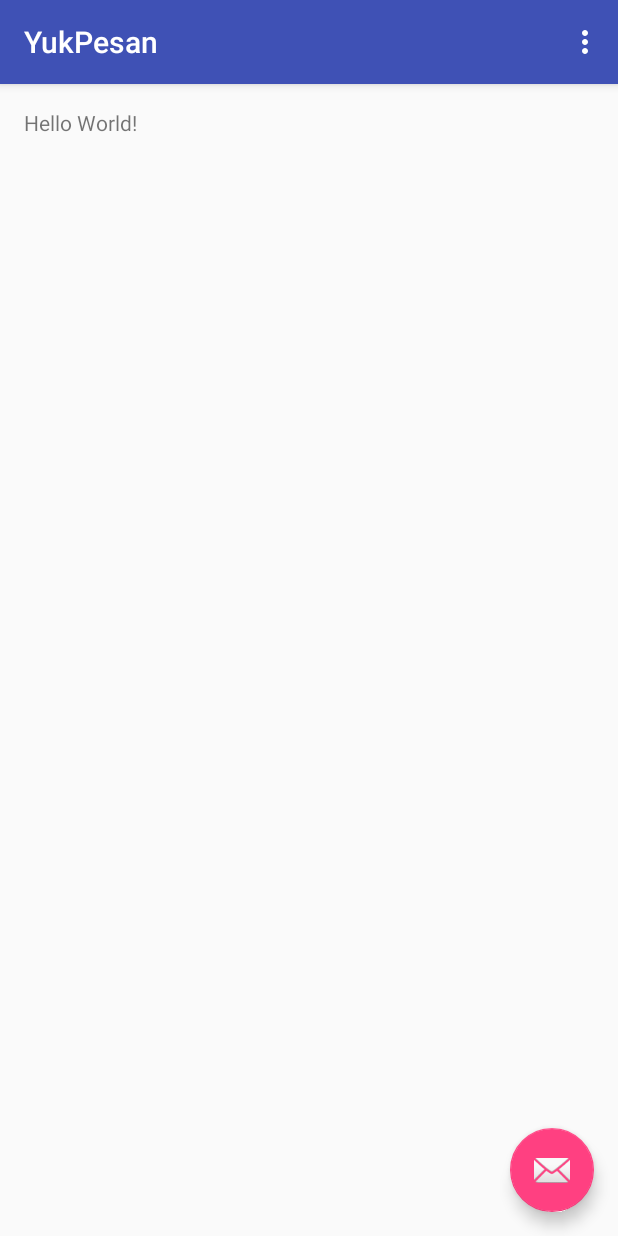
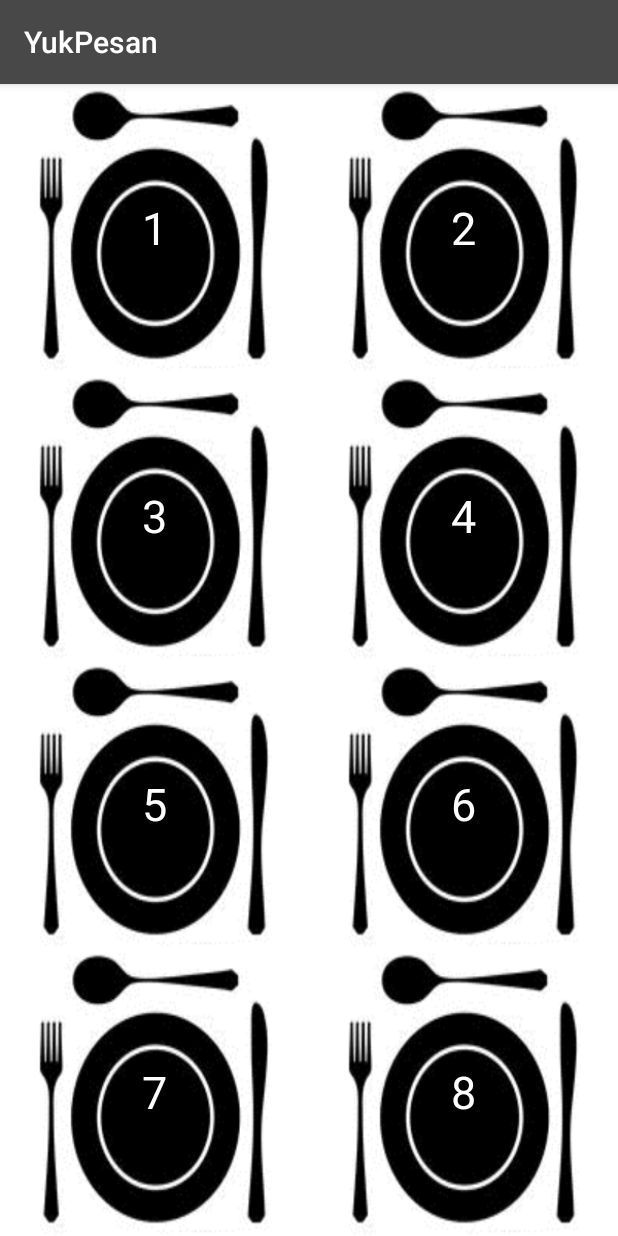
Before and after one commit to tiankenzie/YukPesan, an Android app: the screen it shows after launch (MainActivity), on a phone screen of 412 x 824 dp. Run offline under Robolectric (Android 15) with nearby library versions, the phone set to English and light mode, and no system bars.

Commit message:
second commit

```diff
--- a/app/src/main/AndroidManifest.xml
+++ b/app/src/main/AndroidManifest.xml
@@ -11,13 +11,15 @@
         <activity
             android:name=".MainActivity"
             android:label="@string/app_name"
-            android:theme="@style/AppTheme.NoActionBar">
+            android:theme="@style/AppTheme">
             <intent-filter>
                 <action android:name="android.intent.action.MAIN" />
 
                 <category android:name="android.intent.category.LAUNCHER" />
             </intent-filter>
         </activity>
+        <activity android:name=".home">
+        </activity>
     </application>
 
 </manifest>
--- a/app/src/main/java/com/yukpesan/tian/yukpesan/MainActivity.java
+++ b/app/src/main/java/com/yukpesan/tian/yukpesan/MainActivity.java
@@ -1,5 +1,8 @@
 package com.yukpesan.tian.yukpesan;
 
+import android.content.Context;
+import android.content.Intent;
+import android.content.SharedPreferences;
 import android.os.Bundle;
 import android.support.design.widget.FloatingActionButton;
 import android.support.design.widget.Snackbar;
@@ -8,45 +11,44 @@ import android.support.v7.widget.Toolbar;
 import android.view.View;
 import android.view.Menu;
 import android.view.MenuItem;
+import android.widget.Button;
+import android.widget.TextView;
 
 public class MainActivity extends AppCompatActivity {
 
+    SharedPreferences sharedpreferences;
+    public static final String MyPreference = "Ses";
     @Override
     protected void onCreate(Bundle savedInstanceState) {
         super.onCreate(savedInstanceState);
-        setContentView(R.layout.activity_main);
-        Toolbar toolbar = (Toolbar) findViewById(R.id.toolbar);
-        setSupportActionBar(toolbar);
+        setContentView(R.layout.meja);
+        setTitle("YukPesan");
 
-        FloatingActionButton fab = (FloatingActionButton) findViewById(R.id.fab);
-        fab.setOnClickListener(new View.OnClickListener() {
+
+        TextView meja1 = (TextView) this.findViewById(R.id.meja1);
+        meja1.setOnClickListener(new View.OnClickListener() {
             @Override
-            public void onClick(View view) {
-                Snackbar.make(view, "Replace with your own action", Snackbar.LENGTH_LONG)
-                        .setAction("Action", null).show();
+            public void onClick(View v) {
+                sharedpreferences = getSharedPreferences(MainActivity.MyPreference, Context.MODE_PRIVATE);
+                SharedPreferences.Editor editor = sharedpreferences.edit();
+                editor.putString("meja", "1");
+                Intent intent = new Intent(MainActivity.this, home.class);
+                startActivity(intent);
+            }
+        });
+
+        TextView meja2 = (TextView) this.findViewById(R.id.meja2);
+        meja2.setOnClickListener(new View.OnClickListener() {
+            @Override
+            public void onClick(View v) {
+                sharedpreferences = getSharedPreferences(MainActivity.MyPreference, Context.MODE_PRIVATE);
+                SharedPreferences.Editor editor = sharedpreferences.edit();
+                editor.putString("meja", "2");
+                Intent intent =new Intent(MainActivity.this, home.class);
+                startActivity(intent);
             }
         });
     }
 
-    @Override
-    public boolean onCreateOptionsMenu(Menu menu) {
-        // Inflate the menu; this adds items to the action bar if it is present.
-        getMenuInflater().inflate(R.menu.menu_main, menu);
-        return true;
-    }
 
-    @Override
-    public boolean onOptionsItemSelected(MenuItem item) {
-        // Handle action bar item clicks here. The action bar will
-        // automatically handle clicks on the Home/Up button, so long
-        // as you specify a parent activity in AndroidManifest.xml.
-        int id = item.getItemId();
-
-        //noinspection SimplifiableIfStatement
-        if (id == R.id.action_settings) {
-            return true;
-        }
-
-        return super.onOptionsItemSelected(item);
-    }
 }
--- a/app/src/main/java/com/yukpesan/tian/yukpesan/Tabsadapter.java
+++ b/app/src/main/java/com/yukpesan/tian/yukpesan/Tabsadapter.java
@@ -18,10 +18,10 @@ public class Tabsadapter extends FragmentStatePagerAdapter {
     public Fragment getItem(int position) {
         switch (position) {
             case 0:
-                return new FragHome();
+                return new fragmenu();
 
             case 1:
-                return new FragProfile();
+                return new fragorder();
         }
 
         return null;
--- /dev/null
+++ b/app/src/main/res/layout/fragorder.xml
@@ -0,0 +1,6 @@
+<?xml version="1.0" encoding="utf-8"?>
+<LinearLayout xmlns:android="http://schemas.android.com/apk/res/android"
+    android:orientation="vertical" android:layout_width="match_parent"
+    android:layout_height="match_parent">
+
+</LinearLayout>
--- /dev/null
+++ b/app/src/main/res/layout/meja.xml
@@ -0,0 +1,152 @@
+<?xml version="1.0" encoding="utf-8"?>
+<LinearLayout xmlns:android="http://schemas.android.com/apk/res/android"
+    android:orientation="vertical"
+    android:layout_width="fill_parent"
+    android:layout_height="fill_parent"
+    android:weightSum="4">
+
+
+
+    <LinearLayout
+        android:orientation="horizontal"
+        android:layout_width="match_parent"
+        android:layout_height="match_parent"
+        android:layout_gravity="center_vertical"
+        android:layout_weight="1"
+        android:weightSum="2">
+        <TextView
+            android:layout_width="match_parent"
+            android:layout_height="match_parent"
+            android:layout_weight="1"
+            android:text="1"
+            android:id="@+id/meja1"
+            android:background="@drawable/background1"
+            android:autoText="false"
+            android:gravity="center_vertical|center_horizontal"
+            android:textColor="#ffffff"
+            android:textSize="30dp"
+            android:textIsSelectable="false"
+            android:textAlignment="center" />
+        <TextView
+            android:layout_width="match_parent"
+            android:layout_height="match_parent"
+            android:layout_weight="1"
+            android:text="2"
+            android:id="@+id/meja2"
+            android:background="@drawable/background1"
+            android:autoText="false"
+            android:gravity="center_vertical|center_horizontal"
+            android:textColor="#ffffff"
+            android:textSize="30dp"
+            android:textIsSelectable="false"
+            android:textAlignment="center" />
+
+    </LinearLayout>
+    <LinearLayout
+        android:orientation="horizontal"
+        android:layout_width="match_parent"
+        android:layout_height="match_parent"
+        android:layout_gravity="center_vertical"
+        android:layout_weight="1"
+        android:weightSum="2">
+        <TextView
+            android:layout_width="match_parent"
+            android:layout_height="match_parent"
+            android:layout_weight="1"
+            android:text="3"
+            android:id="@+id/meja3"
+            android:background="@drawable/background1"
+            android:autoText="false"
+            android:gravity="center_vertical|center_horizontal"
+            android:textColor="#ffffff"
+            android:textSize="30dp"
+            android:textIsSelectable="false"
+            android:textAlignment="center" />
+        <TextView
+            android:layout_width="match_parent"
+            android:layout_height="match_parent"
+            android:layout_weight="1"
+            android:text="4"
+            android:id="@+id/meja4"
+            android:background="@drawable/background1"
+            android:autoText="false"
+            android:gravity="center_vertical|center_horizontal"
+            android:textColor="#ffffff"
+            android:textSize="30dp"
+            android:textIsSelectable="false"
+            android:textAlignment="center" />
+
+    </LinearLayout>
+    <LinearLayout
+        android:orientation="horizontal"
+        android:layout_width="match_parent"
+        android:layout_height="match_parent"
+        android:layout_gravity="center_vertical"
+        android:layout_weight="1"
+        android:weightSum="2">
+        <TextView
+            android:layout_width="match_parent"
+            android:layout_height="match_parent"
+            android:layout_weight="1"
+            android:text="5"
+            android:id="@+id/meja5"
+            android:background="@drawable/background1"
+            android:autoText="false"
+            android:gravity="center_vertical|center_horizontal"
+            android:textColor="#ffffff"
+            android:textSize="30dp"
+            android:textIsSelectable="false"
+            android:textAlignment="center" />
+        <TextView
+            android:layout_width="match_parent"
+            android:layout_height="match_parent"
+            android:layout_weight="1"
+            android:text="6"
+            android:id="@+id/meja6"
+            android:background="@drawable/background1"
+            android:autoText="false"
+            android:gravity="center_vertical|center_horizontal"
+            android:textColor="#ffffff"
+            android:textSize="30dp"
+            android:textIsSelectable="false"
+            android:textAlignment="center" />
+
+    </LinearLayout>
+    <LinearLayout
+        android:orientation="horizontal"
+        android:layout_width="match_parent"
+        android:layout_height="match_parent"
+        android:layout_gravity="center_vertical"
+        android:layout_weight="1"
+        android:weightSum="2">
+        <TextView
+            android:layout_width="match_parent"
+            android:layout_height="match_parent"
+            android:layout_weight="1"
+            android:text="7"
+            android:id="@+id/meja7"
+            android:background="@drawable/background1"
+            android:autoText="false"
+            android:gravity="center_vertical|center_horizontal"
+            android:textColor="#ffffff"
+            android:textSize="30dp"
+            android:textIsSelectable="false"
+            android:textAlignment="center" />
+        <TextView
+            android:layout_width="match_parent"
+            android:layout_height="match_parent"
+            android:layout_weight="1"
+            android:text="8"
+            android:id="@+id/meja8"
+            android:background="@drawable/background1"
+            android:autoText="false"
+            android:gravity="center_vertical|center_horizontal"
+            android:textColor="#ffffff"
+            android:textSize="30dp"
+            android:textIsSelectable="false"
+            android:textAlignment="center" />
+
+    </LinearLayout>
+
+
+</LinearLayout>
--- a/app/src/main/res/values/colors.xml
+++ b/app/src/main/res/values/colors.xml
@@ -1,6 +1,6 @@
 <?xml version="1.0" encoding="utf-8"?>
 <resources>
-    <color name="colorPrimary">#3F51B5</color>
-    <color name="colorPrimaryDark">#303F9F</color>
-    <color name="colorAccent">#FF4081</color>
+    <color name="colorPrimary">#484848</color>
+    <color name="colorPrimaryDark">#000000</color>
+    <color name="colorAccent">#303F9F</color>
 </resources>
--- a/build.gradle
+++ b/build.gradle
@@ -6,6 +6,7 @@ buildscript {
     }
     dependencies {
         classpath 'com.android.tools.build:gradle:1.5.0'
+        compile 'com.firebase:firebase-client-android:2.5.2+'
 
         // NOTE: Do not place your application dependencies here; they belong
         // in the individual module build.gradle files
```
Also changed, not shown: app/src/main/java/com/yukpesan/tian/yukpesan/fragmenu.java (added, +19 -0 lines), app/src/main/java/com/yukpesan/tian/yukpesan/fragorder.java (added, +17 -0 lines), app/src/main/java/com/yukpesan/tian/yukpesan/home.java (added, +69 -0 lines), app/src/main/res/layout/fragmenu.xml (added, +46 -0 lines), app/src/main/res/layout/home.xml (added, +7 -0 lines), app/src/main/res/drawable/background1.png (added), app/src/main/res/drawable/snack.png (added), app/src/main/res/drawable/wallpaper2.png (added), app/src/main/res/drawable/wallpaper3.png (added).
